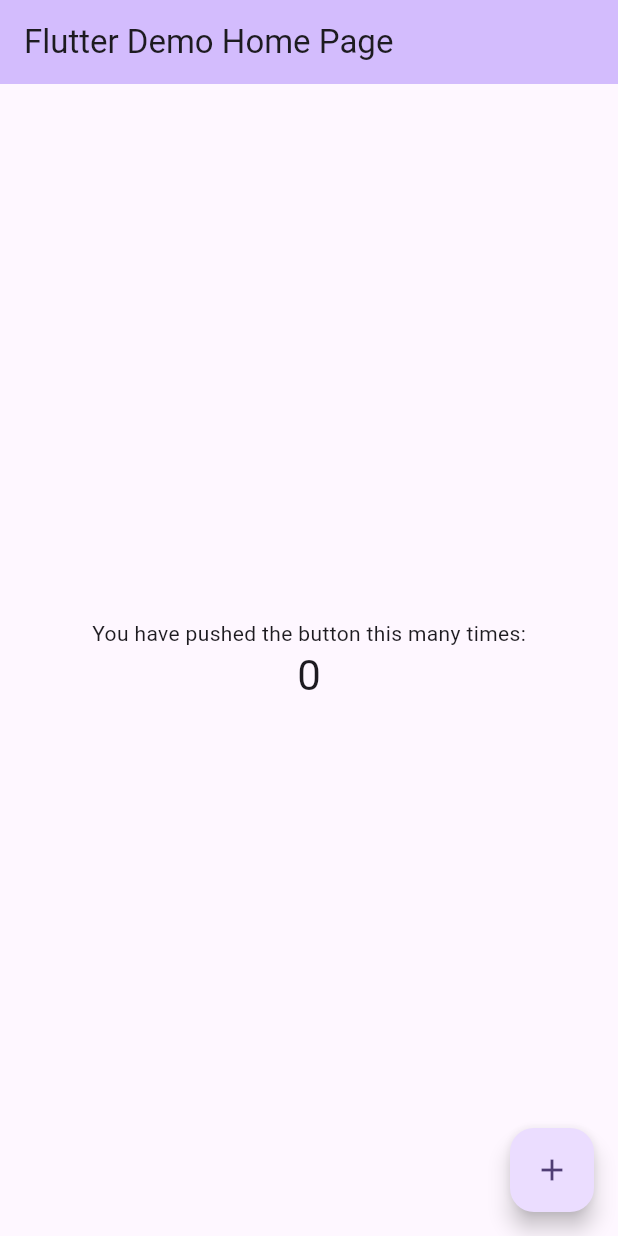
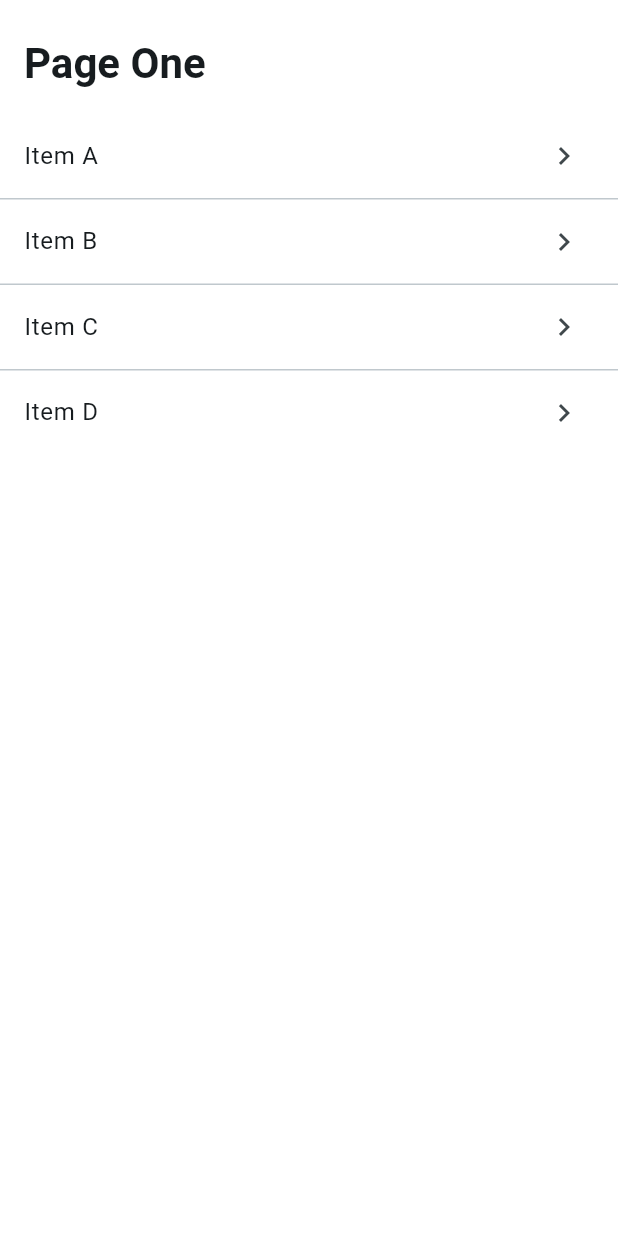
Before and after one commit to kitcat-s/hycu-4-vibe-coding, a Flutter app: the screen it shows after launch, on a phone screen of 412 x 824 dp. Run offline on Flutter 3.47's test engine with Material 3 defaults, Android fonts, the phone set to English and light mode, and no system bars.

Commit message:
2 페이지 앱 UI 구현하기

```diff
--- a/TwoPageApp/lib/main.dart
+++ b/TwoPageApp/lib/main.dart
@@ -4,119 +4,93 @@ void main() {
   runApp(const MyApp());
 }
 
+/// 앱 진입점에서 사용하는 최상위 위젯입니다.
+/// [MaterialApp]으로 테마와 홈 화면을 지정합니다.
 class MyApp extends StatelessWidget {
   const MyApp({super.key});
 
-  // This widget is the root of your application.
   @override
   Widget build(BuildContext context) {
     return MaterialApp(
-      title: 'Flutter Demo',
+      title: 'Two Page App',
+      // 스케치처럼 밝은 배경을 쓰려면 시드 색을 밝게 두거나
+      // scaffoldBackgroundColor를 흰색에 가깝게 맞출 수 있습니다.
       theme: ThemeData(
-        // This is the theme of your application.
-        //
-        // TRY THIS: Try running your application with "flutter run". You'll see
-        // the application has a purple toolbar. Then, without quitting the app,
-        // try changing the seedColor in the colorScheme below to Colors.green
-        // and then invoke "hot reload" (save your changes or press the "hot
-        // reload" button in a Flutter-supported IDE, or press "r" if you used
-        // the command line to start the app).
-        //
-        // Notice that the counter didn't reset back to zero; the application
-        // state is not lost during the reload. To reset the state, use hot
-        // restart instead.
-        //
-        // This works for code too, not just values: Most code changes can be
-        // tested with just a hot reload.
-        colorScheme: .fromSeed(seedColor: Colors.deepPurple),
+        colorScheme: ColorScheme.fromSeed(seedColor: Colors.blueGrey),
+        scaffoldBackgroundColor: Colors.white,
+        useMaterial3: true,
       ),
-      home: const MyHomePage(title: 'Flutter Demo Home Page'),
+      home: const PageOneScreen(),
     );
   }
 }
 
-class MyHomePage extends StatefulWidget {
-  const MyHomePage({super.key, required this.title});
+/// 첫 번째 화면: 제목 + 텍스트 목록 (스케치의 "Page One").
+///
+/// 나중에 두 번째 화면으로 이동하려면 [ListTile.onTap] 안에서
+/// `Navigator.push` 등을 호출하면 됩니다.
+class PageOneScreen extends StatelessWidget {
+  const PageOneScreen({super.key});
 
-  // This widget is the home page of your application. It is stateful, meaning
-  // that it has a State object (defined below) that contains fields that affect
-  // how it looks.
-
-  // This class is the configuration for the state. It holds the values (in this
-  // case the title) provided by the parent (in this case the App widget) and
-  // used by the build method of the State. Fields in a Widget subclass are
-  // always marked "final".
-
-  final String title;
-
-  @override
-  State<MyHomePage> createState() => _MyHomePageState();
-}
-
-class _MyHomePageState extends State<MyHomePage> {
-  int _counter = 0;
-
-  void _incrementCounter() {
-    setState(() {
-      // This call to setState tells the Flutter framework that something has
-      // changed in this State, which causes it to rerun the build method below
-      // so that the display can reflect the updated values. If we changed
-      // _counter without calling setState(), then the build method would not be
-      // called again, and so nothing would appear to happen.
-      _counter++;
-    });
-  }
+  /// 목록에 표시할 라벨입니다. 필요하면 여기만 수정해 항목을 늘리거나 바꿉니다.
+  static const List<String> _itemLabels = [
+    'Item A',
+    'Item B',
+    'Item C',
+    'Item D',
+  ];
 
   @override
   Widget build(BuildContext context) {
-    // This method is rerun every time setState is called, for instance as done
-    // by the _incrementCounter method above.
-    //
-    // The Flutter framework has been optimized to make rerunning build methods
-    // fast, so that you can just rebuild anything that needs updating rather
-    // than having to individually change instances of widgets.
+    final textTheme = Theme.of(context).textTheme;
+
     return Scaffold(
-      appBar: AppBar(
-        // TRY THIS: Try changing the color here to a specific color (to
-        // Colors.amber, perhaps?) and trigger a hot reload to see the AppBar
-        // change color while the other colors stay the same.
-        backgroundColor: Theme.of(context).colorScheme.inversePrimary,
-        // Here we take the value from the MyHomePage object that was created by
-        // the App.build method, and use it to set our appbar title.
-        title: Text(widget.title),
-      ),
-      body: Center(
-        // Center is a layout widget. It takes a single child and positions it
-        // in the middle of the parent.
+      // AppBar 없이 본문만 쓰는 예시입니다. 상단 여백은 [SafeArea]로 조정합니다.
+      body: SafeArea(
         child: Column(
-          // Column is also a layout widget. It takes a list of children and
-          // arranges them vertically. By default, it sizes itself to fit its
-          // children horizontally, and tries to be as tall as its parent.
-          //
-          // Column has various properties to control how it sizes itself and
-          // how it positions its children. Here we use mainAxisAlignment to
-          // center the children vertically; the main axis here is the vertical
-          // axis because Columns are vertical (the cross axis would be
-          // horizontal).
-          //
-          // TRY THIS: Invoke "debug painting" (choose the "Toggle Debug Paint"
-          // action in the IDE, or press "p" in the console), to see the
-          // wireframe for each widget.
-          mainAxisAlignment: .center,
+          crossAxisAlignment: CrossAxisAlignment.stretch,
           children: [
-            const Text('You have pushed the button this many times:'),
-            Text(
-              '$_counter',
-              style: Theme.of(context).textTheme.headlineMedium,
+            // 화면 상단 큰 제목 (스케치의 "Page One")
+            Padding(
+              padding: const EdgeInsets.fromLTRB(16, 24, 16, 16),
+              child: Text(
+                'Page One',
+                style: textTheme.headlineMedium?.copyWith(
+                  fontWeight: FontWeight.bold,
+                ),
+              ),
+            ),
+            // 목록이 길어지면 스크롤되도록 남은 세로 공간을 ListView가 차지합니다.
+            Expanded(
+              child: ListView.separated(
+                // physics: 스크롤 동작(바운스 등). 기본값으로 두면 충분합니다.
+                itemCount: _itemLabels.length,
+                // [separatorBuilder]로 항목 사이에만 구분선을 넣습니다.
+                // 첫 줄 위·마지막 줄 아래에는 선이 없습니다.
+                separatorBuilder: (BuildContext context, int index) {
+                  return const Divider(
+                    height: 1,
+                    thickness: 1,
+                  );
+                },
+                itemBuilder: (BuildContext context, int index) {
+                  final String label = _itemLabels[index];
+                  return ListTile(
+                    title: Text(label),
+                    // 오른쪽 화살표: 탭 가능한 행임을 시각적으로 표시합니다.
+                    trailing: const Icon(Icons.chevron_right),
+                    // 나중에 클릭(탭) 처리를 여기에 연결합니다.
+                    // 예: Navigator.push(...), 또는 콜백을 부모에서 내려받기
+                    onTap: () {
+                      // TODO: 두 번째 화면으로 이동하거나 상세 동작을 연결
+                    },
+                  );
+                },
+              ),
             ),
           ],
         ),
       ),
-      floatingActionButton: FloatingActionButton(
-        onPressed: _incrementCounter,
-        tooltip: 'Increment',
-        child: const Icon(Icons.add),
-      ),
     );
   }
 }
```
Also changed, not shown: TwoPageApp/lib/screens/page_two_screen.dart (added, +76 -0 lines).
